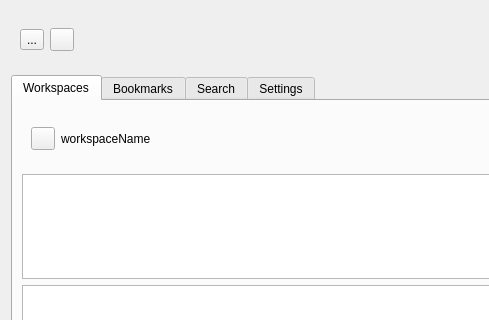
Qt form WorkspaceView.ui (Ondsel-Development/Ondsel-Lens-Addon) before a commit; both pictures show x 0 to 489 and y 0 to 320 of the 849 by 863 pixel window.
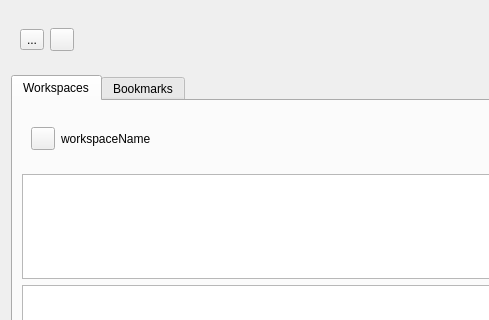
The same form after that commit. Icons and pictures are not drawn.

Commit message: removed search/settings tabs

```diff
--- a/WorkspaceView.ui
+++ b/WorkspaceView.ui
@@ -401,16 +401,6 @@
       </attribute>
       <layout class="QVBoxLayout" name="verticalLayout_3"/>
      </widget>
-     <widget class="QWidget" name="tabSearch">
-      <attribute name="title">
-       <string>Search</string>
-      </attribute>
-     </widget>
-     <widget class="QWidget" name="tabSettings">
-      <attribute name="title">
-       <string>Settings</string>
-      </attribute>
-     </widget>
     </widget>
    </item>
    <item>
```
